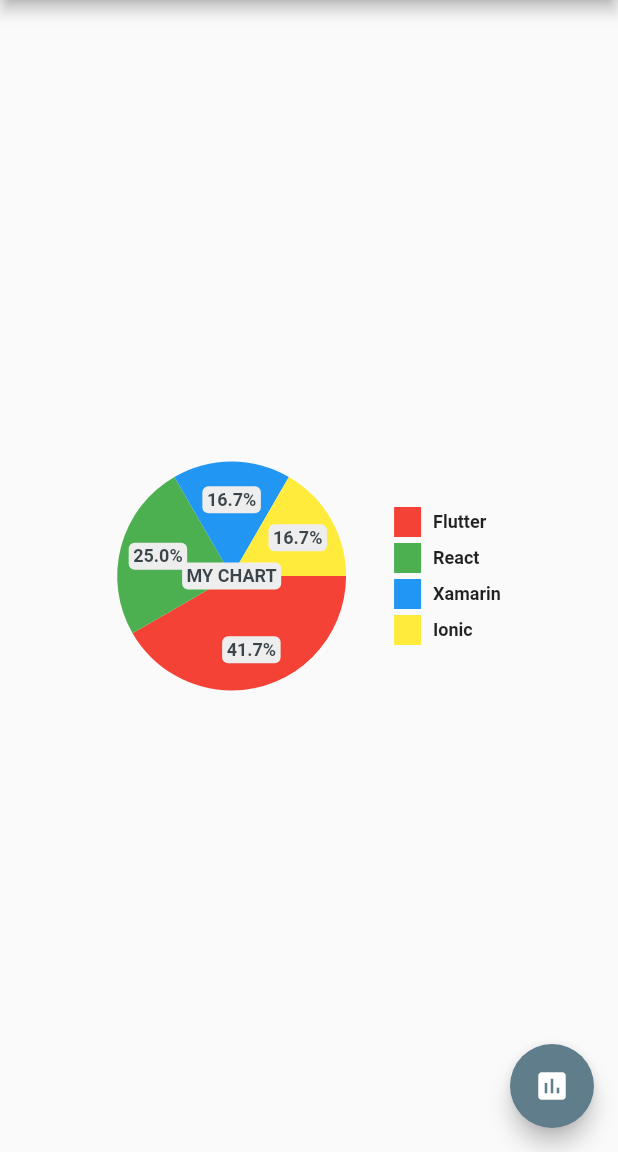
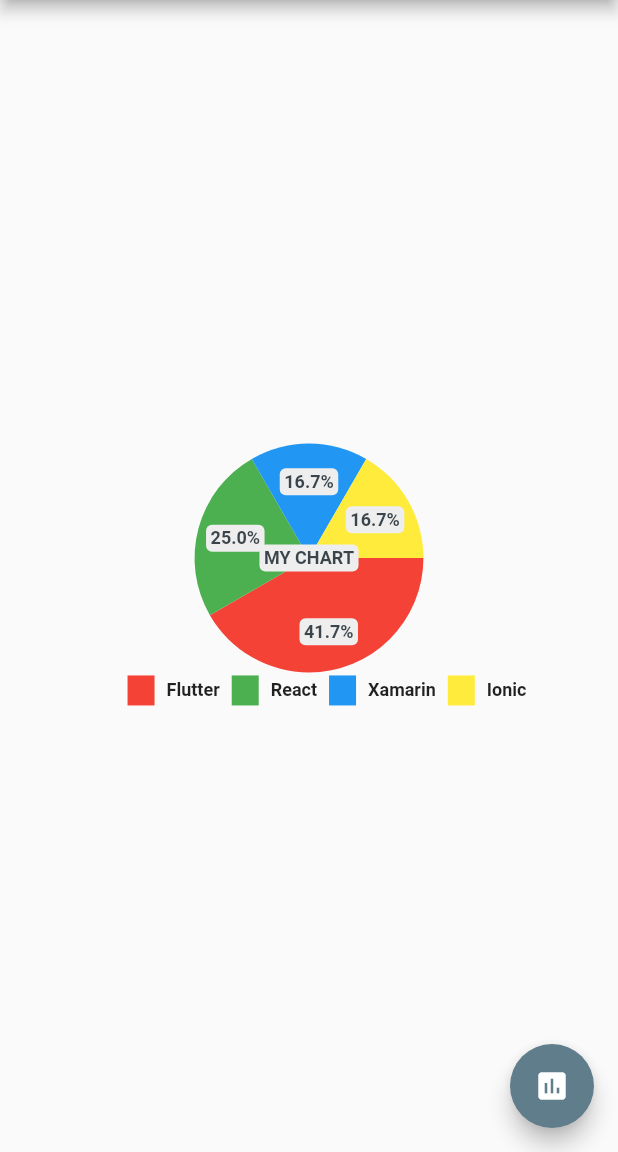
Before and after one commit to apgapg/pie_chart, a Flutter app: the screen it shows after launch, after a tap on the "insert chart" icon, on a phone screen of 412 x 824 dp, the part 84-1236 px from its top. Run offline on Flutter 3.47's test engine with Material 2 defaults, Android fonts, the phone set to English and light mode, and no system bars.

Commit message:
add legend options (circle or rectangle tooltips and Row or Column legend output option)

```diff
--- a/lib/src/legend.dart
+++ b/lib/src/legend.dart
@@ -5,11 +5,13 @@ class Legend extends StatelessWidget {
     @required this.title,
     @required this.color,
     @required this.style,
+    @required this.legendRounded,
   });
 
   final String title;
   final Color color;
   final TextStyle style;
+  final bool legendRounded;
 
   @override
   Widget build(BuildContext context) {
@@ -21,7 +23,10 @@ class Legend extends StatelessWidget {
           margin: EdgeInsets.symmetric(vertical: 2.0),
           height: 20.0,
           width: 18.0,
-          color: color,
+          decoration: BoxDecoration(
+            shape: legendRounded ? BoxShape.circle : BoxShape.rectangle,
+            color: color,
+          ),
         ),
         SizedBox(
           width: 8.0,
@@ -33,7 +38,10 @@ class Legend extends StatelessWidget {
             style: style,
             softWrap: true,
           ),
-        )
+        ),
+        SizedBox(
+          width: 8.0,
+        ),
       ],
     );
   }
--- a/lib/src/pie_chart.dart
+++ b/lib/src/pie_chart.dart
@@ -30,6 +30,8 @@ class PieChart extends StatefulWidget {
     this.formatChartValues,
     this.centerText,
     this.strokeWidth = 20.0,
+    this.legendRow = true,
+    this.legendRounded = false,
     Key key,
   }) : super(key: key);
 
@@ -59,6 +61,8 @@ class PieChart extends StatefulWidget {
   final Function formatChartValues;
   final String centerText;
   final double strokeWidth;
+  final bool legendRow;
+  final bool legendRounded;
 
   @override
   _PieChartState createState() => _PieChartState();
@@ -167,7 +171,8 @@ class _PieChartState extends State<PieChart>
         fit: FlexFit.loose,
         child: Padding(
             padding: legendSpacing,
-          child: Column(
+            child: widget.legendRow
+                ? Row(
                     crossAxisAlignment: CrossAxisAlignment.start,
                     mainAxisSize: MainAxisSize.min,
                     children: legendTitles
@@ -178,10 +183,25 @@ class _PieChartState extends State<PieChart>
                                 legendTitles.indexOf(item),
                               ),
                               style: widget.legendStyle,
+                              legendRounded: widget.legendRounded,
                             ))
                         .toList(),
+                  )
+                : Column(
+                    crossAxisAlignment: CrossAxisAlignment.start,
+                    mainAxisSize: MainAxisSize.min,
+                    children: legendTitles
+                        .map((item) => Legend(
+                              title: item,
+                              color: getColor(
+                                widget.colorList,
+                                legendTitles.indexOf(item),
                               ),
-        ),
+                              style: widget.legendStyle,
+                              legendRounded: widget.legendRounded,
+                            ))
+                        .toList(),
+                  )),
       );
     } else
       return SizedBox(
@@ -193,7 +213,19 @@ class _PieChartState extends State<PieChart>
   _getPieChart() {
     switch (widget.legendPosition) {
       case LegendPosition.top:
-        return Column(
+        return widget.legendRow
+            ? Row(
+                mainAxisSize: MainAxisSize.min,
+                children: <Widget>[
+                  _getLegend(
+                    EdgeInsets.only(
+                      bottom: widget.chartLegendSpacing,
+                    ),
+                  ),
+                  _getChart(),
+                ],
+              )
+            : Column(
                 mainAxisSize: MainAxisSize.min,
                 children: <Widget>[
                   _getLegend(
@@ -217,7 +249,7 @@ class _PieChartState extends State<PieChart>
           ],
         );
       case LegendPosition.left:
-        return Row(
+        return Column(
           mainAxisSize: MainAxisSize.min,
           children: <Widget>[
             _getLegend(
@@ -229,7 +261,7 @@ class _PieChartState extends State<PieChart>
           ],
         );
       case LegendPosition.right:
-        return Row(
+        return Column(
           mainAxisSize: MainAxisSize.min,
           children: <Widget>[
             _getChart(),
```
Lines whose indentation alone changed are shown as unchanged.
